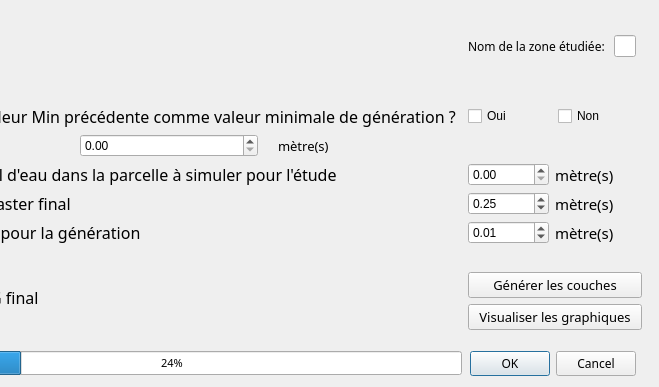
Old version of the form ui/traitement.ui in the repository mar-ion8/topeau; both pictures show x 129 to 788 and y 218 to 605 of the 788 by 605 pixel window.
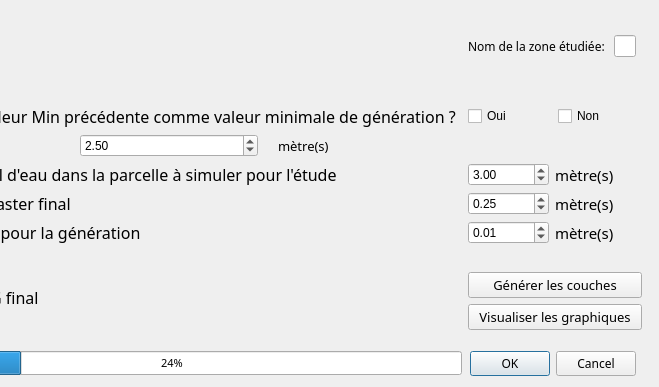
New version of the form. Custom widgets are drawn as their Qt base class.

Commit message: interface Analyse raster responsive

What changed in the file:
```diff
--- a/ui/traitement.ui
+++ b/ui/traitement.ui
@@ -41,7 +41,7 @@
      <item row="0" column="0">
       <widget class="QDoubleSpinBox" name="inputMax">
        <property name="value">
-        <double>0.000000000000000</double>
+        <double>3.000000000000000</double>
        </property>
       </widget>
      </item>
@@ -951,7 +951,7 @@
         </sizepolicy>
        </property>
        <property name="value">
-        <double>0.000000000000000</double>
+        <double>2.500000000000000</double>
        </property>
       </widget>
      </item>
```
